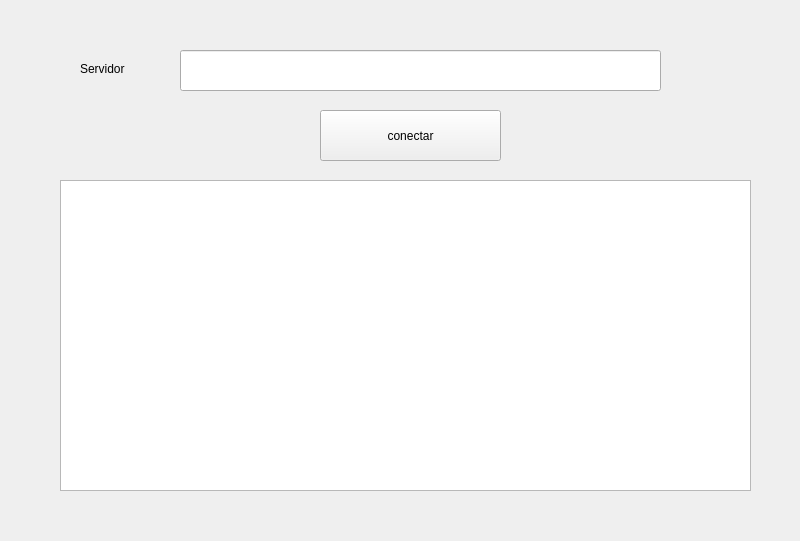
First picture: the form in QT proyects/Client/widget.ui, repository valeriam07/Datos-II, before the edit.
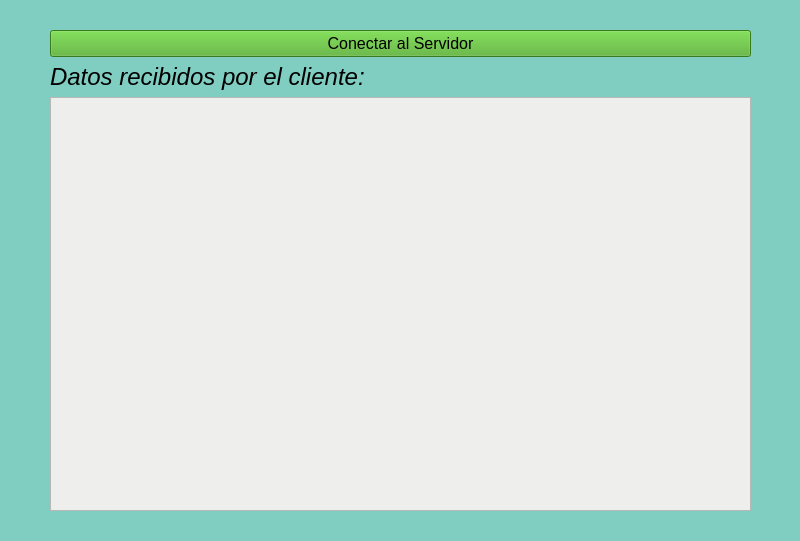
Second picture: the form after the edit.

The edit to the form file:
```diff
--- a/QT proyects/Client/widget.ui
+++ b/QT proyects/Client/widget.ui
@@ -13,51 +13,56 @@
   <property name="windowTitle">
    <string>Widget</string>
   </property>
-  <widget class="QLineEdit" name="servidor">
+  <property name="styleSheet">
+   <string notr="true">background-color: rgb(128, 205, 193);</string>
+  </property>
+  <widget class="QWidget" name="">
    <property name="geometry">
     <rect>
-     <x>180</x>
-     <y>50</y>
-     <width>481</width>
-     <height>41</height>
+     <x>50</x>
+     <y>30</y>
+     <width>701</width>
+     <height>481</height>
     </rect>
    </property>
-  </widget>
-  <widget class="QLabel" name="label">
-   <property name="geometry">
-    <rect>
-     <x>80</x>
-     <y>60</y>
-     <width>67</width>
-     <height>17</height>
-    </rect>
-   </property>
-   <property name="text">
-    <string>Servidor</string>
-   </property>
-  </widget>
-  <widget class="QPushButton" name="conectar">
-   <property name="geometry">
-    <rect>
-     <x>320</x>
-     <y>110</y>
-     <width>181</width>
-     <height>51</height>
-    </rect>
-   </property>
-   <property name="text">
-    <string>conectar</string>
-   </property>
-  </widget>
-  <widget class="QListWidget" name="listWidget">
-   <property name="geometry">
-    <rect>
-     <x>60</x>
-     <y>180</y>
-     <width>691</width>
-     <height>311</height>
-    </rect>
-   </property>
+   <layout class="QVBoxLayout" name="verticalLayout">
+    <item>
+     <widget class="QPushButton" name="conectar">
+      <property name="font">
+       <font>
+        <pointsize>12</pointsize>
+       </font>
+      </property>
+      <property name="styleSheet">
+       <string notr="true">background-color: rgb(133, 244, 81);
+background-color: rgb(77, 172, 38);</string>
+      </property>
+      <property name="text">
+       <string>Conectar al Servidor</string>
+      </property>
+     </widget>
+    </item>
+    <item>
+     <widget class="QLabel" name="label">
+      <property name="font">
+       <font>
+        <pointsize>18</pointsize>
+        <italic>true</italic>
+       </font>
+      </property>
+      <property name="text">
+       <string>Datos recibidos por el cliente:</string>
+      </property>
+     </widget>
+    </item>
+    <item>
+     <widget class="QListWidget" name="listWidget">
+      <property name="styleSheet">
+       <string notr="true">background-color: rgb(238, 238, 236);</string>
+      </property>
+     </widget>
+    </item>
+   </layout>
   </widget>
  </widget>
  <resources/>
```
